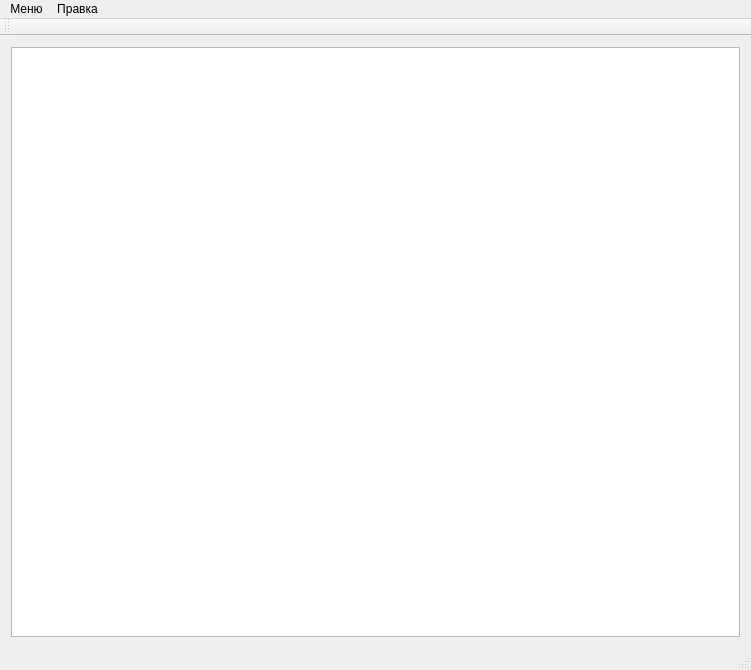
The window that TextEditor/mainwindow.ui (KirillLyanoy/visualProgramming2) describes before a commit, drawn with Qt 5.
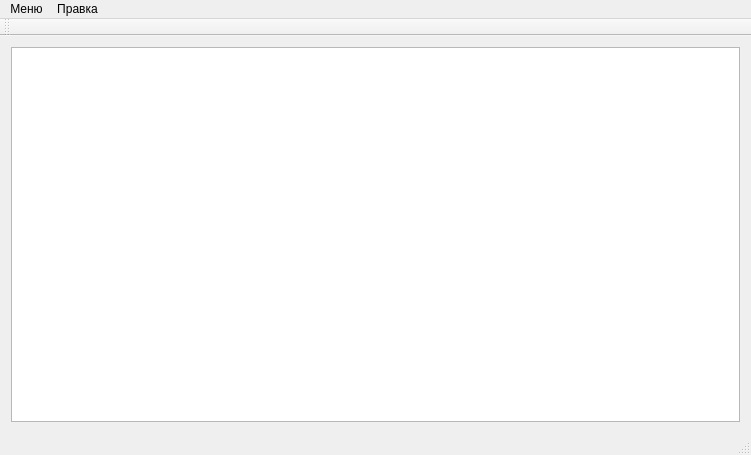
The same window after the commit.

```diff
--- a/TextEditor/mainwindow.ui
+++ b/TextEditor/mainwindow.ui
@@ -7,7 +7,7 @@
     <x>0</x>
     <y>0</y>
     <width>751</width>
-    <height>670</height>
+    <height>455</height>
    </rect>
   </property>
   <property name="windowTitle">
```
Left out of the diff: 12 changed lines with no effect on the pictures.
